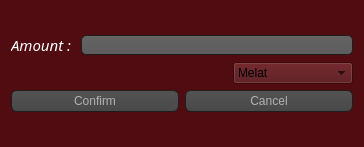
This is AP/increase_balance.ui in AP-projects-4001/Guys as Qt 5 draws it before an edit. The edited form follows.
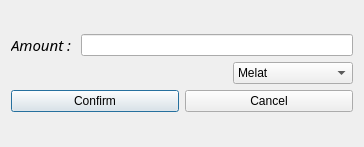
This is the edited form.

Patch:
```diff
--- a/AP/increase_balance.ui
+++ b/AP/increase_balance.ui
@@ -20,72 +20,7 @@
    <string>Dialog</string>
   </property>
   <property name="styleSheet">
-   <string notr="true">QWidget
-{
-background-color: rgb(80, 12, 16);
-}
-QPushButton:hover
-{
-    background-color: QLinearGradient( x1: 0, y1: 0, x2: 0, y2: 1, stop: 0 #565656, stop: 0.1 #525252, stop: 0.5 #4e4e4e, stop: 0.9 #4a4a4a, stop: 1 #464646);
-	border: 2px solid QLinearGradient( x1: 0, y1: 0, x2: 0, y2: 1, stop: 0 #10082e, stop: 1 #10082e);
-}
-QPushButton
-{
-    color: #b1b1b1;
-    background-color: QLinearGradient( x1: 0, y1: 0, x2: 0, y2: 1, stop: 0 #565656, stop: 0.1 #525252, stop: 0.5 #4e4e4e, stop: 0.9 #4a4a4a, stop: 1 #464646);
-    border-width: 1px;
-    border-color: #1e1e1e;
-    border-style: solid;
-    border-radius: 6;
-    padding: 3px;
-    font-size: 12px;
-    padding-left: 5px;
-    padding-right: 5px;
-}
-QPushButton:pressed
-{
-    background-color: QLinearGradient( x1: 0, y1: 0, x2: 0, y2: 1, stop: 0 #2d2d2d, stop: 0.1 #2b2b2b, stop: 0.5 #292929, stop: 0.9 #282828, stop: 1 #252525);
-}
-
-QLineEdit
-{
-    background-color: QLinearGradient( x1: 0, y1: 0, x2: 0, y2: 1, stop: 0 #000000, stop: 0 #646464, stop: 1 #5d5d5d);
-    padding: 1px;
-    border-style: solid;
-    border: 1px solid #1e1e1e;
-    border-radius: 5;
-}
-QRadioButton
-{
-    color: #ffffff;
-}
-QLabel
-{
-    color: #ffffff;
-}
-QRadioButton::indicator:checked, QRadioButton::indicator:unchecked{
-    color: #b1b1b1;
-    background-color: #323232;
-    border: 1px solid #b1b1b1;
-    border-radius: 6px;
-}
-
-QRadioButton::indicator:checked
-{
-    background-color: qradialgradient(
-        cx: 0.5, cy: 0.5,
-        fx: 0.5, fy: 0.5,
-        radius: 1.0,
-        stop: 0.25 #969696,
-        stop: 0.3 #323232
-    );
-}
-
-QStatusBar
-{
-	color: #ffffff;
-}
-</string>
+   <string notr="true"/>
   </property>
   <layout class="QGridLayout" name="gridLayout">
    <item row="0" column="0">
```
